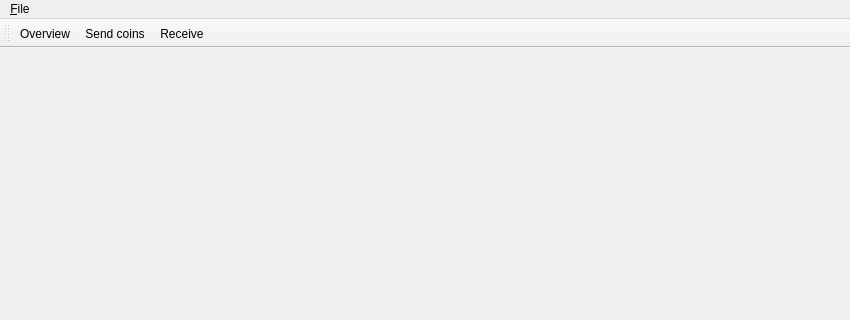
Qt form ui/forms/ngccc.ui (chromaway/ngcccbase) before a commit; both pictures show x 0 to 850 and y 0 to 320 of the 850 by 550 pixel window.
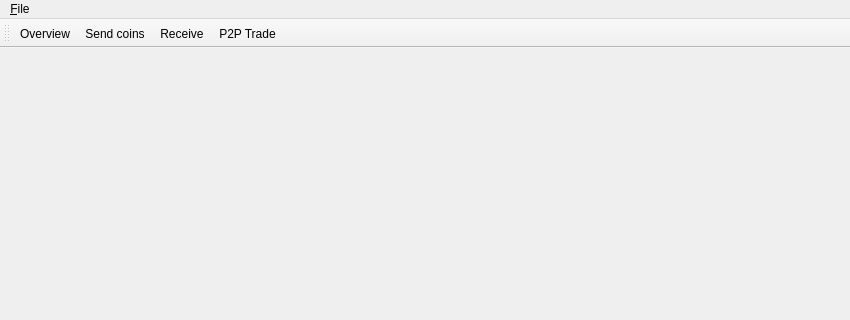
The same form after that commit.

Diff of the .ui file:
```diff
--- a/ui/forms/ngccc.ui
+++ b/ui/forms/ngccc.ui
@@ -51,6 +51,7 @@
    <addaction name="actionGotoOverview"/>
    <addaction name="actionGotoSendcoins"/>
    <addaction name="actionGotoReceive"/>
+   <addaction name="actionP2PTrade"/>
   </widget>
   <action name="actionExit">
    <property name="text">
@@ -96,6 +97,17 @@
     <string>Change to Receive page</string>
    </property>
   </action>
+  <action name="actionP2PTrade">
+   <property name="checkable">
+    <bool>true</bool>
+   </property>
+   <property name="text">
+    <string>P2P Trade</string>
+   </property>
+   <property name="toolTip">
+    <string>Change to P2P Trade page</string>
+   </property>
+  </action>
  </widget>
  <resources/>
  <connections/>
```
